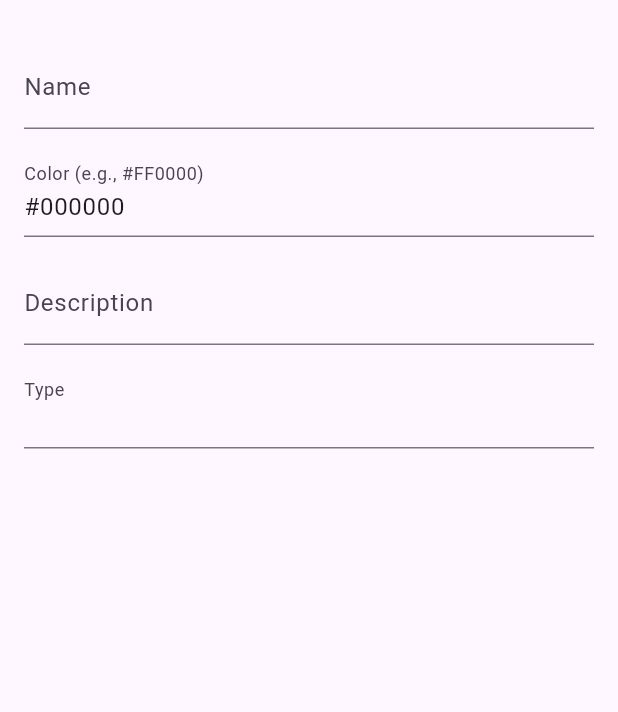
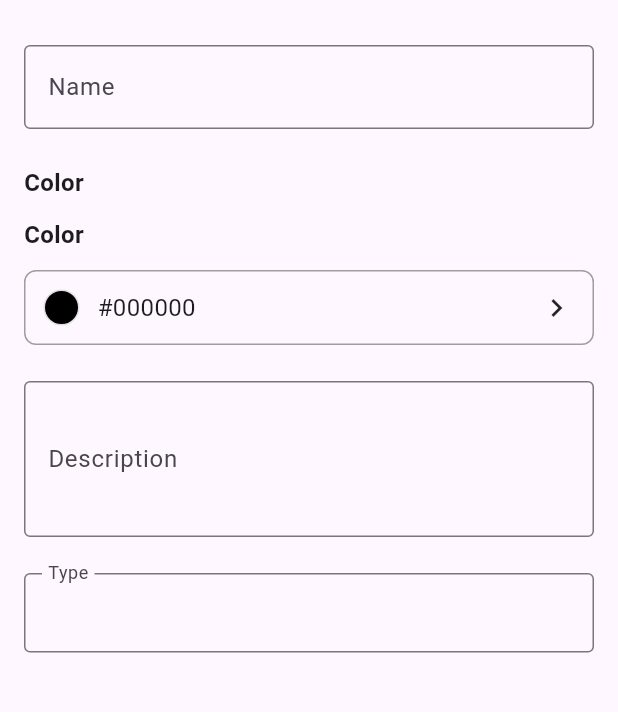
Before and after one commit to yangwon-park/calendar-flutter, a Flutter app: the CalendarEditScreen screen opened directly with empty values, on a phone screen of 412 x 824 dp, the part 63-775 px from its top. Run offline on Flutter 3.47's test engine with Material 3 defaults, Android fonts, the phone set to English and light mode, and no system bars; our stand-ins replace flutter_colorpicker, flutter_secure_storage, google_sign_in, table_calendar; missing offline and left inert: kakao_flutter_sdk_user; accounts and stored records are empty; network calls fail.

```diff
--- a/lib/main.dart
+++ b/lib/main.dart
@@ -1,7 +1,7 @@
 import 'package:flutter/material.dart';
 import 'package:flutter_localizations/flutter_localizations.dart';
-import 'package:front_flutter/src/core/services/storage_service.dart';
 import 'package:front_flutter/src/features/authentication/screens/login_screen.dart';
+import 'package:front_flutter/src/features/authentication/screens/splash_screen.dart';
 import 'package:front_flutter/src/features/home/screens/home_screen.dart';
 import 'package:front_flutter/src/features/mypage/screens/my_page_screen.dart';
 import 'package:front_flutter/src/features/authentication/providers/user_provider.dart';
@@ -17,25 +17,19 @@ void main() async {
   await initializeDateFormatting();
   KakaoSdk.init(nativeAppKey: '92146bf0744fd09558e95de9c9f4249a');
 
-  // Check for stored token
-  final String? token = await StorageService().getToken();
-  final String initialRoute = token != null ? '/home' : '/login';
-
   runApp(
     MultiProvider(
       providers: [
         ChangeNotifierProvider(create: (_) => UserProvider()),
         ChangeNotifierProvider(create: (_) => CalendarProvider()),
       ],
-      child: MyApp(initialRoute: initialRoute),
+      child: const MyApp(),
     ),
   );
 }
 
 class MyApp extends StatelessWidget {
-  final String initialRoute;
-
-  const MyApp({super.key, required this.initialRoute});
+  const MyApp({super.key});
 
   @override
   Widget build(BuildContext context) {
@@ -54,7 +48,7 @@ class MyApp extends StatelessWidget {
         Locale('ko', 'KR'),
         Locale('en', 'US'),
       ],
-      initialRoute: initialRoute,
+      home: const SplashScreen(),
       routes: {
         '/login': (context) => const LoginScreen(),
         '/home': (context) => HomeScreen(),
--- /dev/null
+++ b/lib/src/core/errors/exceptions.dart
@@ -0,0 +1,4 @@
+class UnauthorizedException implements Exception {
+  final String message;
+  UnauthorizedException([this.message = 'Unauthorized']);
+}
--- a/lib/src/core/services/api_service.dart
+++ b/lib/src/core/services/api_service.dart
@@ -248,9 +248,15 @@ class ApiService {
           print('Failed to parse new tokens from refresh response');
         }
       }
+
+      // If we reach here, refresh failed. Clear tokens.
+      print('Token refresh failed with status ${response.statusCode}. Clearing tokens.');
+      await StorageService().deleteToken();
       return false;
+
     } catch (e) {
       print('Refresh Error: $e');
+      await StorageService().deleteToken();
       return false;
     }
   }
--- a/lib/src/features/authentication/providers/user_provider.dart
+++ b/lib/src/features/authentication/providers/user_provider.dart
@@ -1,4 +1,5 @@
 import 'package:flutter/material.dart';
+import 'package:front_flutter/src/core/errors/exceptions.dart';
 import 'package:front_flutter/src/features/couple/services/couple_service.dart';
 import 'package:front_flutter/src/features/home/models/home_response.dart';
 
@@ -39,6 +40,7 @@ class UserProvider extends ChangeNotifier {
       notifyListeners();
     } catch (e) {
       print('Error fetching home data: $e');
+      if (e is UnauthorizedException) rethrow;
     }
   }
 
--- a/lib/src/features/calendar/providers/calendar_provider.dart
+++ b/lib/src/features/calendar/providers/calendar_provider.dart
@@ -1,6 +1,8 @@
 import 'package:flutter/material.dart';
 import 'package:front_flutter/src/features/calendar/models/calendar_model.dart';
 import 'package:front_flutter/src/features/calendar/services/calendar_service.dart';
+
+import 'package:front_flutter/src/core/errors/exceptions.dart';
 
 class CalendarProvider extends ChangeNotifier {
   final CalendarService _calendarService = CalendarService();
@@ -18,6 +20,7 @@ class CalendarProvider extends ChangeNotifier {
       _calendars = await _calendarService.getCalendars();
     } catch (e) {
       print('Error in CalendarProvider: $e');
+      if (e is UnauthorizedException) rethrow;
     } finally {
       _isLoading = false;
       notifyListeners();
--- a/lib/src/features/calendar/screens/calendar_edit_screen.dart
+++ b/lib/src/features/calendar/screens/calendar_edit_screen.dart
@@ -1,4 +1,5 @@
 import 'package:flutter/material.dart';
+import 'package:flutter_colorpicker/flutter_colorpicker.dart';
 import 'package:front_flutter/src/features/calendar/models/calendar_model.dart';
 import 'package:front_flutter/src/features/calendar/providers/calendar_provider.dart';
 import 'package:provider/provider.dart';
@@ -13,15 +14,17 @@ class CalendarEditScreen extends StatefulWidget {
 }
 
 class _CalendarEditScreenState extends State<CalendarEditScreen> {
+
+
   late TextEditingController _nameController;
-  late TextEditingController _colorController;
+  String _selectedColor = '#000000';
   late TextEditingController _descriptionController;
 
   @override
   void initState() {
     super.initState();
     _nameController = TextEditingController(text: widget.calendar.name);
-    _colorController = TextEditingController(text: widget.calendar.color);
+    _selectedColor = widget.calendar.color;
     _descriptionController = TextEditingController(text: widget.calendar.description);
 
     _fetchCalendarDetails();
@@ -32,7 +35,7 @@ class _CalendarEditScreenState extends State<CalendarEditScreen> {
     if (updatedCalendar != null && mounted) {
       setState(() {
         _nameController.text = updatedCalendar.name;
-        _colorController.text = updatedCalendar.color;
+        _selectedColor = updatedCalendar.color;
         _descriptionController.text = updatedCalendar.description ?? '';
       });
     }
@@ -41,15 +44,14 @@ class _CalendarEditScreenState extends State<CalendarEditScreen> {
   @override
   void dispose() {
     _nameController.dispose();
-    _colorController.dispose();
     _descriptionController.dispose();
     super.dispose();
   }
 
   Future<void> _save() async {
-    if (_nameController.text.isEmpty || _colorController.text.isEmpty) {
+    if (_nameController.text.isEmpty) {
       ScaffoldMessenger.of(context).showSnackBar(
-        const SnackBar(content: Text('Name and Color are required')),
+        const SnackBar(content: Text('Name is required')),
       );
       return;
     }
@@ -58,7 +60,7 @@ class _CalendarEditScreenState extends State<CalendarEditScreen> {
       widget.calendar.calendarId,
       _nameController.text,
       widget.calendar.type,
-      _colorController.text,
+      _selectedColor,
       _descriptionController.text.isEmpty ? null : _descriptionController.text,
     );
 
@@ -83,28 +85,124 @@ class _CalendarEditScreenState extends State<CalendarEditScreen> {
           ),
         ],
       ),
-      body: Padding(
+      body: SingleChildScrollView(
         padding: const EdgeInsets.all(16.0),
         child: Column(
+          crossAxisAlignment: CrossAxisAlignment.start,
           children: [
             TextField(
               controller: _nameController,
-              decoration: const InputDecoration(labelText: 'Name'),
+              decoration: const InputDecoration(
+                labelText: 'Name',
+                border: OutlineInputBorder(),
+              ),
             ),
-            const SizedBox(height: 16),
-            TextField(
-              controller: _colorController,
-              decoration: const InputDecoration(labelText: 'Color (e.g., #FF0000)'),
+            const SizedBox(height: 24),
+
+            const Text(
+              'Color',
+              style: TextStyle(fontSize: 16, fontWeight: FontWeight.bold),
             ),
-            const SizedBox(height: 16),
+            const SizedBox(height: 12),
+            const Text(
+              'Color',
+              style: TextStyle(fontSize: 16, fontWeight: FontWeight.bold),
+            ),
+            const SizedBox(height: 12),
+            GestureDetector(
+              onTap: () {
+                Color currentColor;
+                try {
+                  currentColor = Color(int.parse(_selectedColor.replaceAll('#', '0xFF')));
+                } catch (e) {
+                  currentColor = Colors.black;
+                }
+
+                showDialog(
+                  context: context,
+                  builder: (context) {
+                    Color pickedColor = currentColor;
+                    return AlertDialog(
+                      title: const Text('Select Color'),
+                      content: SingleChildScrollView(
+                        child: ColorPicker(
+                          pickerColor: currentColor,
+                          onColorChanged: (color) {
+                            pickedColor = color;
+                          },
+                          displayThumbColor: true,
+                          enableAlpha: false, // Calendar colors usually opaque
+                          paletteType: PaletteType.hsvWithHue,
+                          pickerAreaHeightPercent: 0.8,
+                        ),
+                      ),
+                      actions: [
+                        TextButton(
+                          onPressed: () {
+                            Navigator.of(context).pop();
+                          },
+                          child: const Text('Cancel'),
+                        ),
+                        TextButton(
+                          onPressed: () {
+                            setState(() {
+                              // Convert Color to Hex String #RRGGBB
+                              _selectedColor = '#${pickedColor.red.toRadixString(16).padLeft(2, '0')}${pickedColor.green.toRadixString(16).padLeft(2, '0')}${pickedColor.blue.toRadixString(16).padLeft(2, '0')}'.toUpperCase();
+                            });
+                            Navigator.of(context).pop();
+                          },
+                          child: const Text('Select'),
+                        ),
+                      ],
+                    );
+                  },
+                );
+              },
+              child: Container(
+                padding: const EdgeInsets.all(12),
+                decoration: BoxDecoration(
+                  border: Border.all(color: Colors.grey),
+                  borderRadius: BorderRadius.circular(8),
+                ),
+                child: Row(
+                  children: [
+                    Container(
+                      width: 24,
+                      height: 24,
+                      decoration: BoxDecoration(
+                        color: Color(int.parse(_selectedColor.replaceAll('#', '0xFF'))),
+                        shape: BoxShape.circle,
+                        border: Border.all(color: Colors.grey.shade300),
+                      ),
+                    ),
+                    const SizedBox(width: 12),
+                    Text(
+                      _selectedColor,
+                      style: const TextStyle(fontSize: 16),
+                    ),
+                    const Spacer(),
+                    const Icon(Icons.chevron_right),
+                  ],
+                ),
+              ),
+            ),
+
+            const SizedBox(height: 24),
             TextField(
               controller: _descriptionController,
-              decoration: const InputDecoration(labelText: 'Description'),
+              decoration: const InputDecoration(
+                labelText: 'Description',
+                border: OutlineInputBorder(),
+              ),
+              maxLines: 3,
             ),
-            const SizedBox(height: 16),
+            const SizedBox(height: 24),
             // Read-only Type field
             InputDecorator(
-              decoration: const InputDecoration(labelText: 'Type'),
+              decoration: const InputDecoration(
+                labelText: 'Type',
+                border: OutlineInputBorder(),
+              ),
               child: Text(widget.calendar.type),
             ),
           ],
--- a/pubspec.yaml
+++ b/pubspec.yaml
@@ -42,6 +42,7 @@ dependencies:
   flutter_secure_storage: ^9.0.0
   flutter_localizations:
     sdk: flutter
+  flutter_colorpicker: ^1.1.0
 
 dev_dependencies:
   flutter_test:
```
Also changed, not shown: lib/src/features/authentication/screens/splash_screen.dart (added, +69 -0 lines), lib/src/features/calendar/services/calendar_service.dart (+7 -0 lines), lib/src/features/couple/services/couple_service.dart (+13 -0 lines), lib/src/features/home/screens/home_screen.dart (+13 -4 lines), pubspec.lock.
